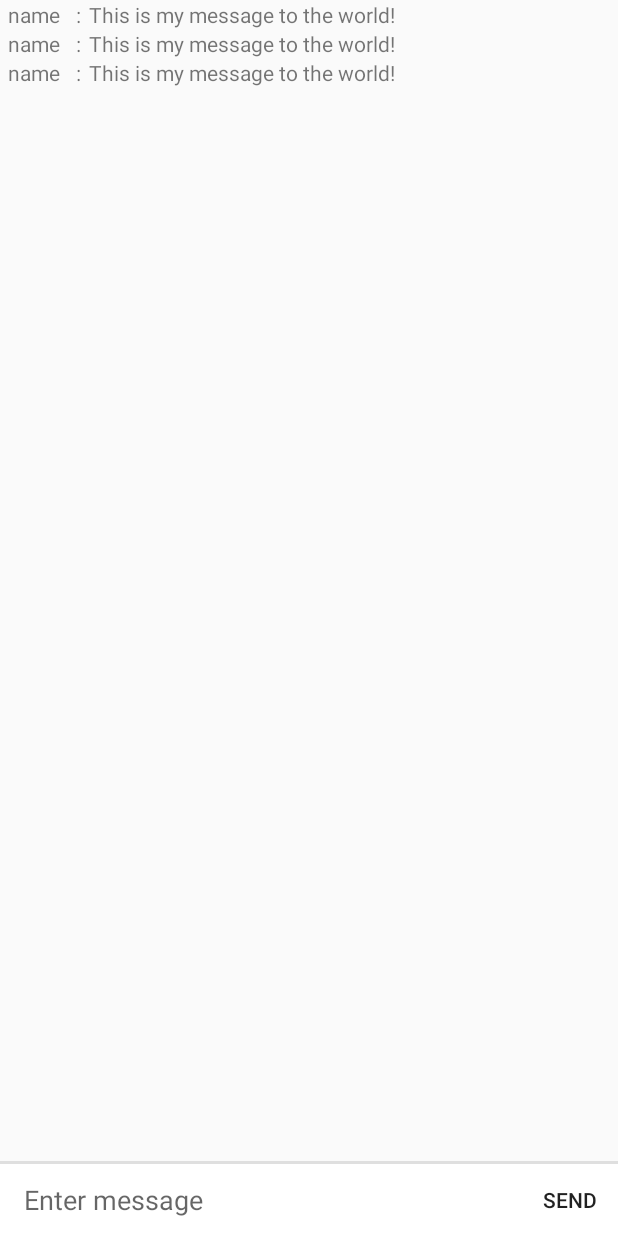
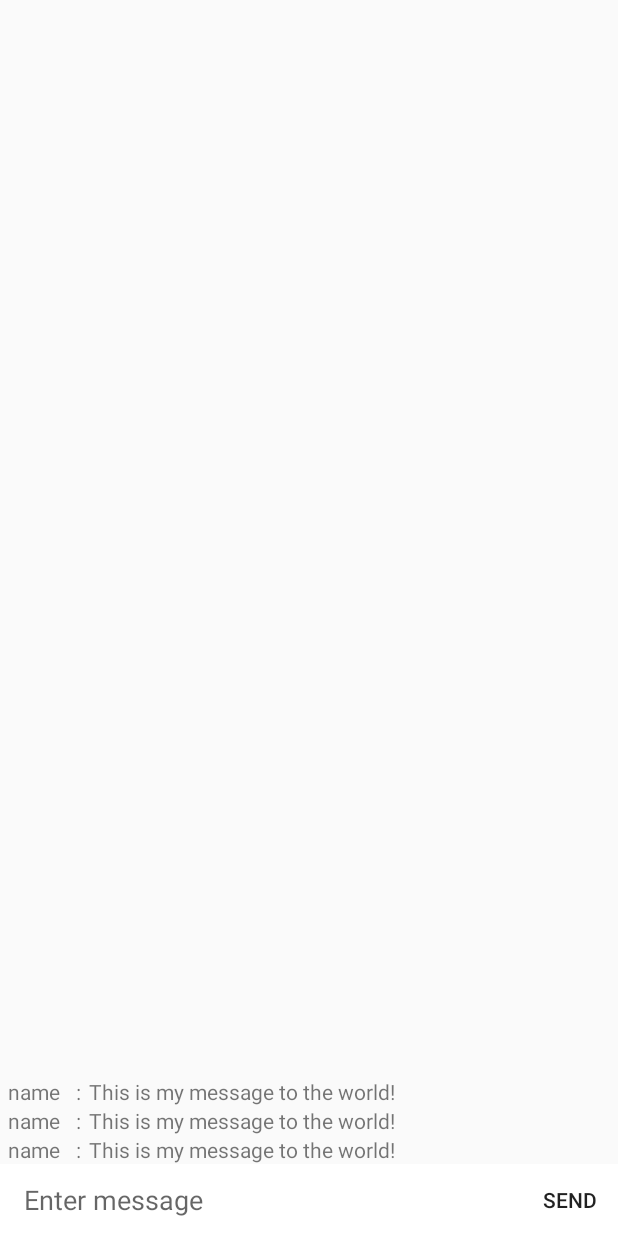
Before and after one commit to dpapamil/cards-against-foulis, an Android app: the layout chat_layout.xml on its own in the app's theme, with its tools: preview values and no code run, on a phone screen of 412 x 824 dp. Run offline under Robolectric (Android 15) with nearby library versions, the phone set to English and light mode, and no system bars.

Commit message:
layout fixes for chat screen

```diff
--- a/app/src/main/res/layout/chat_layout.xml
+++ b/app/src/main/res/layout/chat_layout.xml
@@ -8,36 +8,27 @@
     tools:context=".UI.activities.GameActivity"
     tools:showIn="@layout/activity_game">
 
+
+    <RelativeLayout xmlns:android="http://schemas.android.com/apk/res/android"
+        android:layout_width="fill_parent"
+        android:layout_height="fill_parent" >
+
         <android.support.v7.widget.RecyclerView
             android:id="@+id/reyclerview_message_list"
             android:layout_width="match_parent"
             android:layout_height="wrap_content"
-        app:layout_constraintTop_toTopOf="parent"
-        app:layout_constraintLeft_toLeftOf="parent"
-        app:layout_constraintRight_toRightOf="parent"
-        tools:listitem="@layout/chat_item">
-    </android.support.v7.widget.RecyclerView>
-
-    <!-- A horizontal line between the chatbox and RecyclerView -->
-    <View
-        android:layout_width="0dp"
-        android:layout_height="2dp"
-        android:background="#dfdfdf"
-        android:layout_marginBottom="0dp"
-        app:layout_constraintBottom_toTopOf="@id/layout_chatbox"
-        app:layout_constraintLeft_toLeftOf="parent"
-        app:layout_constraintRight_toRightOf="parent"/>
+            android:layout_above="@id/layout_chatbox"
+            tools:listitem="@layout/chat_item"/>
 
         <LinearLayout
             android:id="@+id/layout_chatbox"
-        android:layout_width="0dp"
+            android:layout_width="match_parent"
             android:layout_height="wrap_content"
             android:orientation="horizontal"
             android:minHeight="48dp"
             android:background="#ffffff"
-        app:layout_constraintBottom_toBottomOf="parent"
-        app:layout_constraintRight_toRightOf="parent"
-        app:layout_constraintLeft_toLeftOf="parent">
+            android:layout_alignParentBottom="true"
+            android:layout_gravity="bottom">
 
             <EditText
                 android:id="@+id/edittext_chatbox"
@@ -65,5 +56,6 @@
                 android:onClick="onSendChatMessage"/>
 
         </LinearLayout>
+    </RelativeLayout>
 
 </android.support.constraint.ConstraintLayout>
```
Lines whose indentation alone changed are shown as unchanged.
